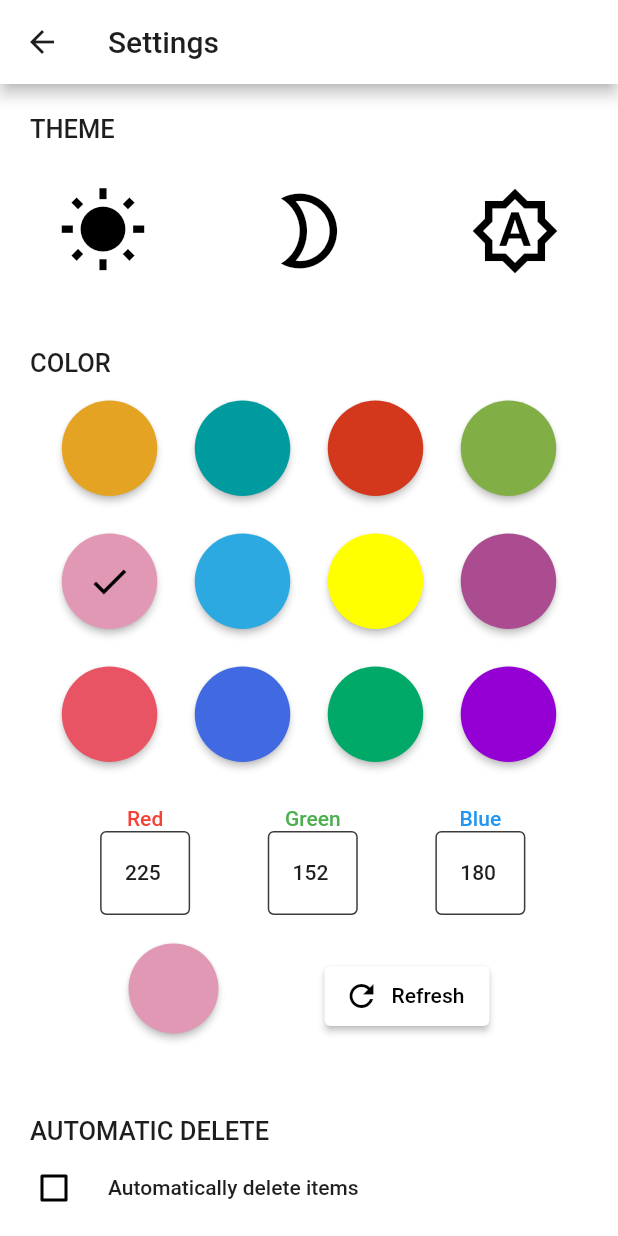
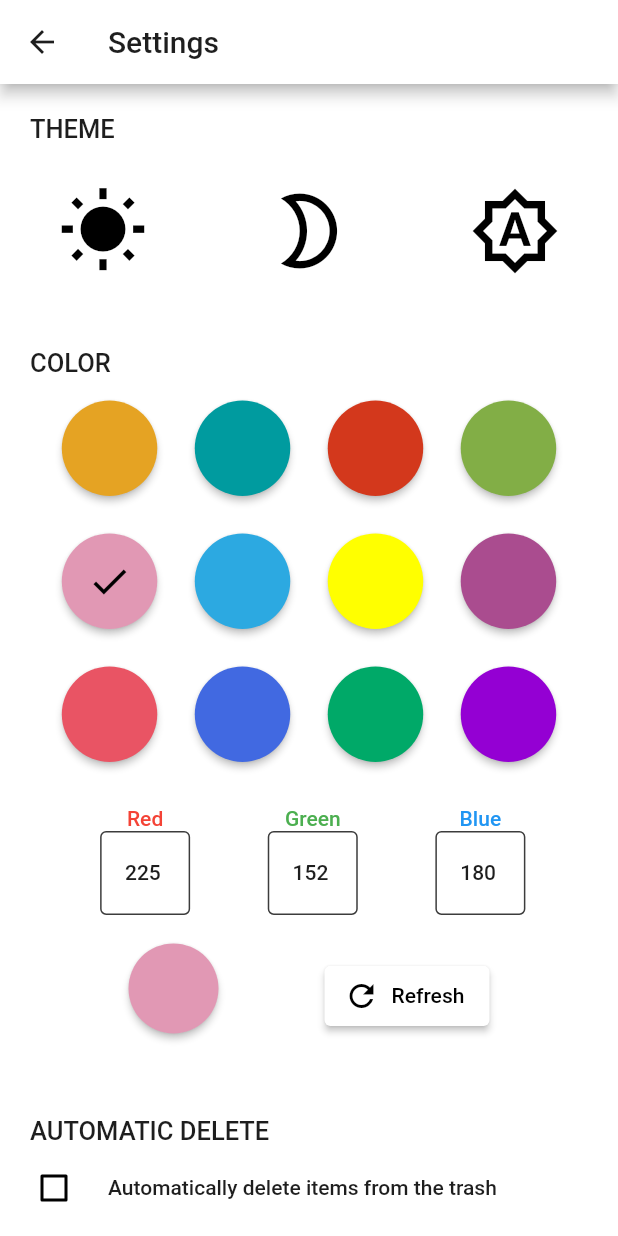
Before and after one commit to tsubasasugawara/Reminder, a Flutter app: the SettingView screen opened directly, after a tap on the "wb sunny" icon, on a phone screen of 412 x 824 dp. Run offline on Flutter 3.47's test engine with Material 2 defaults, Android fonts, the light colour scheme and no system bars; our stand-ins replace shared_preferences; accounts and stored records are empty.

Commit message:
FIX
Changed the behavior of automatic deletion.

```diff
--- a/lib/provider/setting/auto_delete/auto_delete_provider.dart
+++ b/lib/provider/setting/auto_delete/auto_delete_provider.dart
@@ -68,7 +68,8 @@ class AutoDeleteProvider extends ChangeNotifier {
     int deleteDate = DateTime.now()
         .subtract(Duration(days: daysLater))
         .millisecondsSinceEpoch;
-    String where = "${Notifications.timeKey} <= ?";
+    String where =
+        "${Notifications.timeKey} <= ? AND ${Notifications.deletedKey} = 1";
     await Notifications().delete(where, [deleteDate]);
   }
 }
--- a/lib/values/messages.dart
+++ b/lib/values/messages.dart
@@ -137,7 +137,7 @@ class Messages {
         topUpSetAlarmReminder: '[アラームONを上に表示]',
         searchBarHintText: 'キーワードを入力してください',
         automaticDelete: '自動削除',
-        automaticDeleteMsg: '自動でアイテムを削除する',
+        automaticDeleteMsg: '自動でゴミ箱のアイテムを削除する',
         dayLater: '日後',
         daysLater: '日後',
       );
@@ -182,7 +182,7 @@ class Messages {
         topUpSetAlarmReminder: '[Show alarms set on top]',
         searchBarHintText: 'Please enter keyword',
         automaticDelete: 'AUTOMATIC DELETE',
-        automaticDeleteMsg: 'Automatically delete items',
+        automaticDeleteMsg: 'Automatically delete items from the trash',
         dayLater: 'day later',
         daysLater: 'days later',
       );
```
